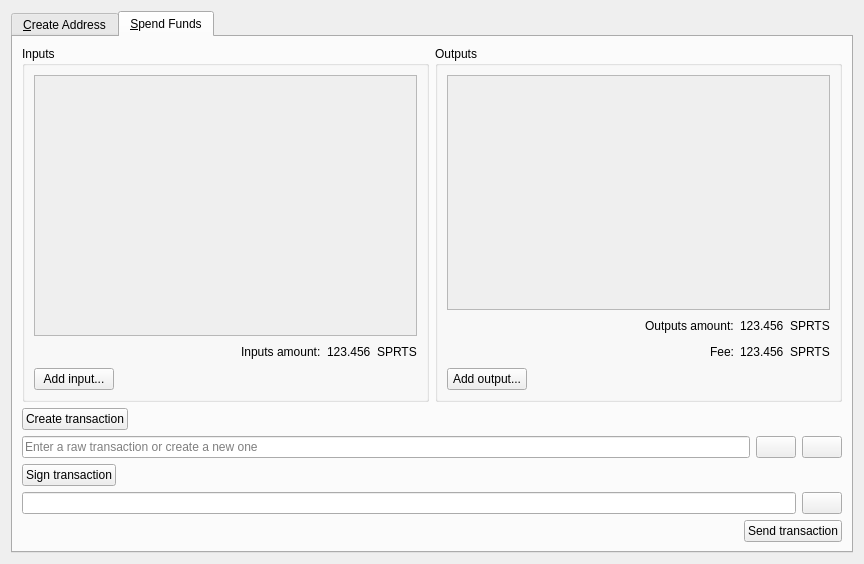
Above: src/qt/forms/multisigdialog.ui from slimcoin-project/Slimcoin before the change. Below: the same form after it.
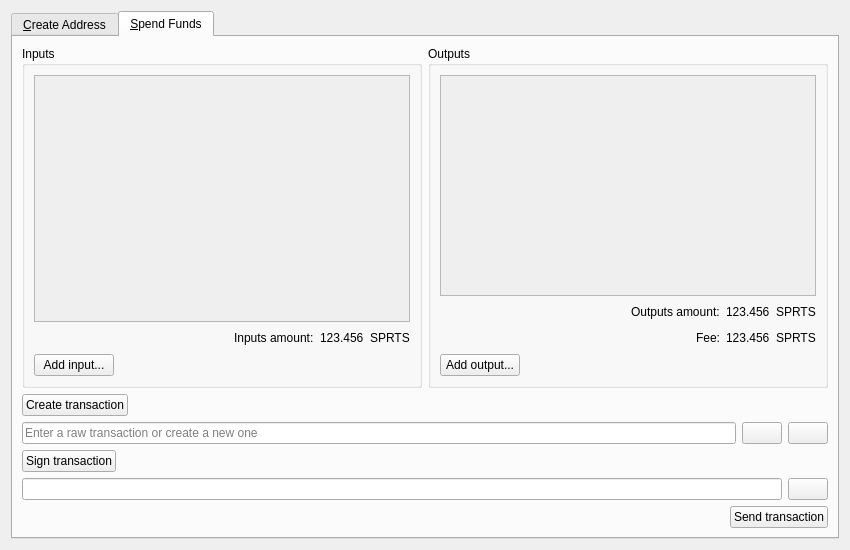
That is the form after the change. Icons and pictures are not drawn.

```diff
--- a/src/qt/forms/multisigdialog.ui
+++ b/src/qt/forms/multisigdialog.ui
@@ -6,8 +6,8 @@
    <rect>
     <x>0</x>
     <y>0</y>
-    <width>864</width>
-    <height>564</height>
+    <width>850</width>
+    <height>550</height>
    </rect>
   </property>
   <property name="windowTitle">
```
